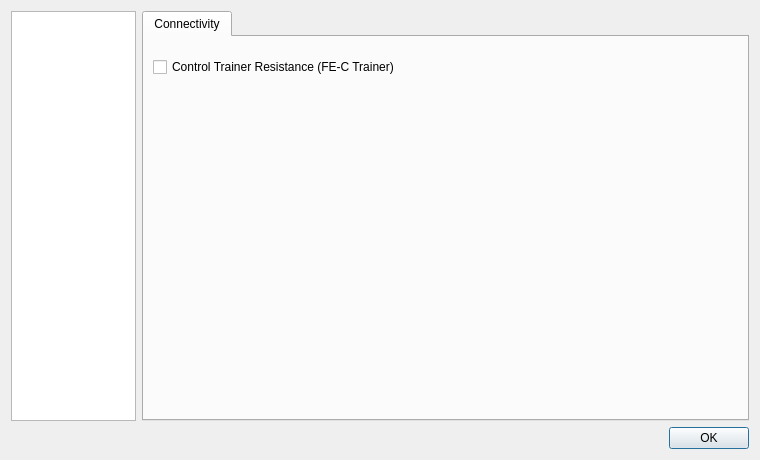
The window that src/ui/dialogmainwindowconfig.ui (MaximumTrainer/MaximumTrainer_Redux) describes before a commit, drawn with Qt 5.
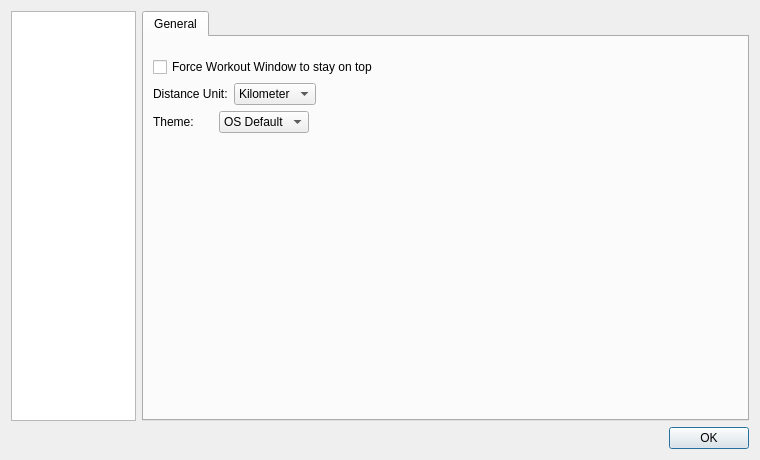
The same window after the commit. The open tabs and pages were chosen to show the change. Custom widgets are drawn as their Qt base class.

Commit message: ui: move trainer-resistance toggle to the Bluetooth Sensors page (#241)

The edit to the form file:
```diff
--- a/src/ui/dialogmainwindowconfig.ui
+++ b/src/ui/dialogmainwindowconfig.ui
@@ -225,79 +225,6 @@
        </item>
       </layout>
      </widget>
-     <widget class="QWidget" name="page_connectivity">
-      <layout class="QVBoxLayout" name="verticalLayout_2">
-       <property name="leftMargin">
-        <number>0</number>
-       </property>
-       <property name="topMargin">
-        <number>0</number>
-       </property>
-       <property name="rightMargin">
-        <number>0</number>
-       </property>
-       <property name="bottomMargin">
-        <number>0</number>
-       </property>
-       <item>
-        <widget class="QTabWidget" name="tabWidget_2">
-         <property name="currentIndex">
-          <number>0</number>
-         </property>
-         <widget class="QWidget" name="tab_connectivity">
-          <attribute name="title">
-           <string>Connectivity</string>
-          </attribute>
-          <layout class="QVBoxLayout" name="verticalLayout_4">
-           <property name="topMargin">
-            <number>20</number>
-           </property>
-           <item>
-            <layout class="QHBoxLayout" name="horizontalLayout_10">
-             <property name="spacing">
-              <number>0</number>
-             </property>
-             <item>
-              <widget class="QCheckBox" name="checkBox_controlTrainer">
-               <property name="text">
-                <string>Control Trainer Resistance (FE-C Trainer)</string>
-               </property>
-              </widget>
-             </item>
-             <item>
-              <spacer name="horizontalSpacer_7">
-               <property name="orientation">
-                <enum>Qt::Horizontal</enum>
-               </property>
-               <property name="sizeHint" stdset="0">
-                <size>
-                 <width>1</width>
-                 <height>1</height>
-                </size>
-               </property>
-              </spacer>
-             </item>
-            </layout>
-           </item>
-           <item>
-            <spacer name="verticalSpacer_2">
-             <property name="orientation">
-              <enum>Qt::Vertical</enum>
-             </property>
-             <property name="sizeHint" stdset="0">
-              <size>
-               <width>20</width>
-               <height>40</height>
-              </size>
-             </property>
-            </spacer>
-           </item>
-          </layout>
-         </widget>
-        </widget>
-       </item>
-      </layout>
-     </widget>
      <widget class="QWidget" name="page_folder">
       <layout class="QVBoxLayout" name="verticalLayout">
        <property name="leftMargin">
```
The commit also changes 5 other files.
